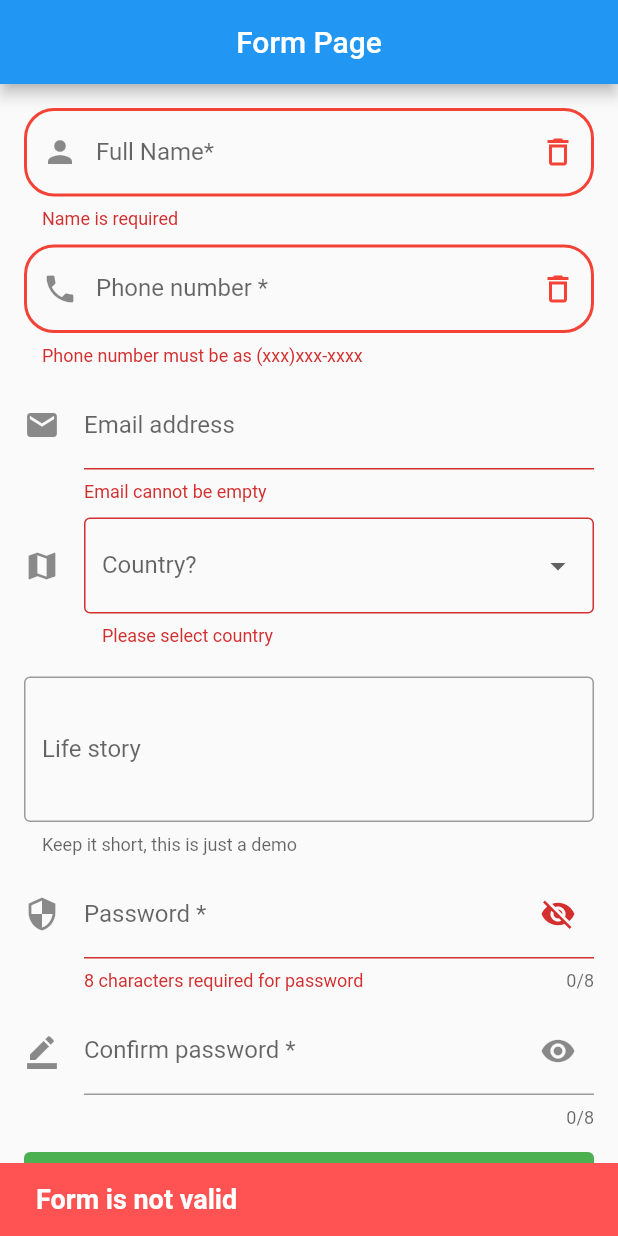
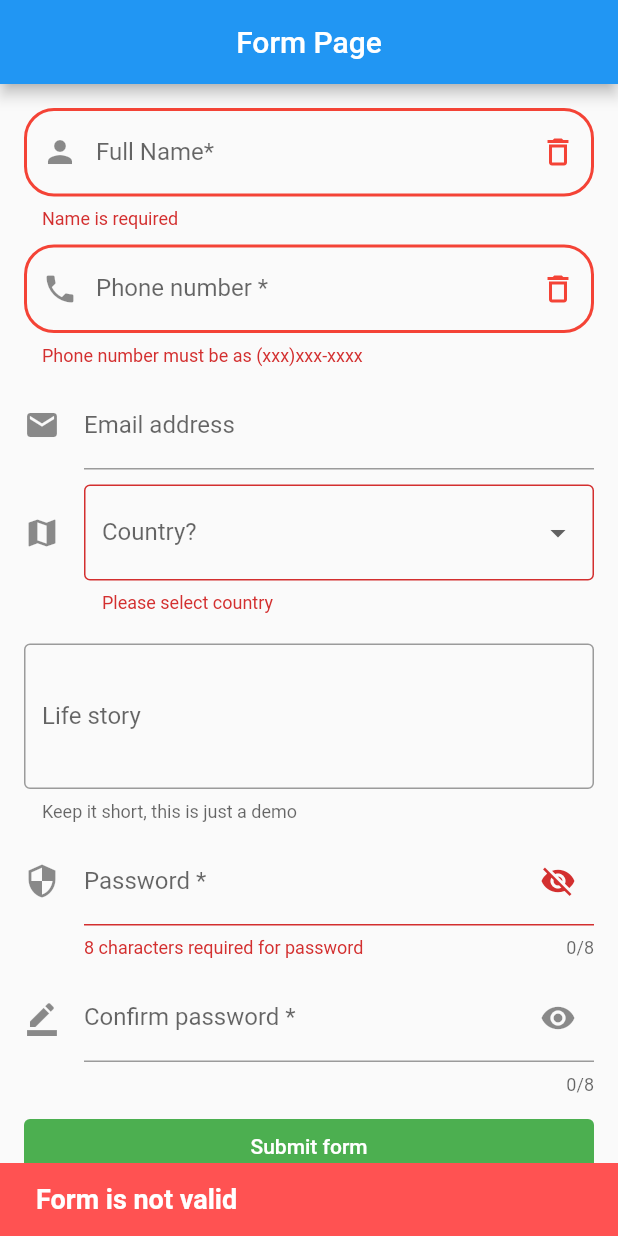
Before and after one commit to Aloxan12/Flutter, a Flutter app: the screen it shows after launch, after a tap on "Submit form", on a phone screen of 412 x 824 dp. Run offline on Flutter 3.47's test engine with Material 2 defaults, Android fonts, the phone set to English and light mode, and no system bars; our stand-ins replace cached_network_image, dartz, equatable, flutter_bloc, freezed_annotation, hydrated_bloc and 1 more; Roboto replaces fonts that are missing (Georgia).

```diff
--- a/lib/FormPage/form_page.dart
+++ b/lib/FormPage/form_page.dart
@@ -121,7 +121,7 @@ class _FormPage extends State<FormPage> {
                   labelText: 'Email address',
                   hintText: 'Enter a email address',
                   icon: Icon(Icons.email)),
-              validator: _validateEmail,
+              // validator: _validateEmail,
               onSaved: (value) => newUser.email = value,
             ),
             const SizedBox(height: 10),
@@ -215,15 +215,15 @@ class _FormPage extends State<FormPage> {
     return _phoneExp.hasMatch(input);
   }
 
-  String? _validateEmail(String? value) {
-    if (value!.isEmpty) {
-      return 'Email cannot be empty';
-    } else if (!_emailController.text.contains('@')) {
-      return 'Invalid email';
-    } else {
-      return null;
-    }
-  }
+  // String? _validateEmail(String? value) {
+  //   if (value!.isEmpty) {
+  //     return 'Email cannot be empty';
+  //   } else if (!_emailController.text.contains('@')) {
+  //     return 'Invalid email';
+  //   } else {
+  //     return null;
+  //   }
+  // }
 
   String? _validatePassword(String? value) {
     if (_passwordController.text.length != 8) {
```
Also changed, not shown: lib/FormPage/form_info_page.dart (+9 -8 lines).
